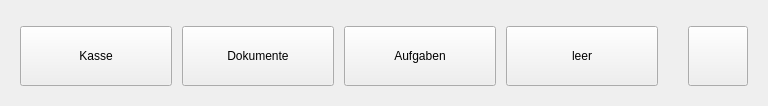
This is src/ui/qrkhome.ui in todvora/qrk-registrier-kasse as Qt 5 draws it before an edit. The edited form follows.
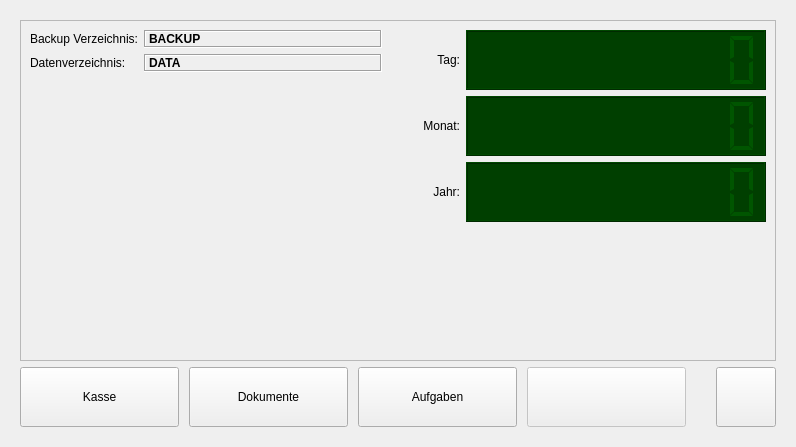
This is the edited form. Icons and pictures are not drawn.

```diff
--- a/src/ui/qrkhome.ui
+++ b/src/ui/qrkhome.ui
@@ -6,8 +6,8 @@
    <rect>
     <x>0</x>
     <y>0</y>
-    <width>768</width>
-    <height>102</height>
+    <width>796</width>
+    <height>447</height>
    </rect>
   </property>
   <property name="windowTitle">
@@ -17,24 +17,916 @@
    <iconset resource="../qrk.qrc">
     <normaloff>:/icons/logo.png</normaloff>:/icons/logo.png</iconset>
   </property>
-  <layout class="QGridLayout" name="gridLayout_3">
-   <item row="0" column="0">
+  <layout class="QHBoxLayout" name="horizontalLayout_9">
+   <item>
     <widget class="QFrame" name="frame">
-     <layout class="QVBoxLayout" name="verticalLayout">
+     <layout class="QGridLayout" name="gridLayout">
+      <item row="0" column="0">
+       <layout class="QVBoxLayout" name="verticalLayout_2">
       <item>
-       <widget class="QFrame" name="mainFrame">
-        <property name="sizePolicy">
-         <sizepolicy hsizetype="Preferred" vsizetype="Expanding">
-          <horstretch>0</horstretch>
-          <verstretch>0</verstretch>
-         </sizepolicy>
-        </property>
+         <widget class="QFrame" name="frame_2">
         <property name="frameShape">
          <enum>QFrame::StyledPanel</enum>
         </property>
         <property name="frameShadow">
+           <enum>QFrame::Raised</enum>
+          </property>
+          <layout class="QHBoxLayout" name="horizontalLayout_10">
+           <item>
+            <layout class="QHBoxLayout" name="horizontalLayout_8">
+             <item>
+              <layout class="QHBoxLayout" name="horizontalLayout_5">
+               <item>
+                <layout class="QFormLayout" name="formLayout">
+                 <item row="0" column="0">
+                  <widget class="QLabel" name="label">
+                   <property name="text">
+                    <string>Backup Verzeichnis:</string>
+                   </property>
+                  </widget>
+                 </item>
+                 <item row="0" column="1">
+                  <layout class="QHBoxLayout" name="horizontalLayout_3">
+                   <item>
+                    <widget class="QLabel" name="backupDirLabel">
+                     <property name="sizePolicy">
+                      <sizepolicy hsizetype="Expanding" vsizetype="Preferred">
+                       <horstretch>0</horstretch>
+                       <verstretch>0</verstretch>
+                      </sizepolicy>
+                     </property>
+                     <property name="font">
+                      <font>
+                       <family>Arial</family>
+                       <weight>75</weight>
+                       <bold>true</bold>
+                      </font>
+                     </property>
+                     <property name="frameShape">
+                      <enum>QFrame::Box</enum>
+                     </property>
+                     <property name="frameShadow">
          <enum>QFrame::Sunken</enum>
         </property>
+                     <property name="text">
+                      <string>BACKUP</string>
+                     </property>
+                    </widget>
+                   </item>
+                   <item>
+                    <widget class="QLabel" name="backupDirIconLabel">
+                     <property name="sizePolicy">
+                      <sizepolicy hsizetype="Preferred" vsizetype="Preferred">
+                       <horstretch>0</horstretch>
+                       <verstretch>0</verstretch>
+                      </sizepolicy>
+                     </property>
+                     <property name="autoFillBackground">
+                      <bool>false</bool>
+                     </property>
+                     <property name="frameShape">
+                      <enum>QFrame::NoFrame</enum>
+                     </property>
+                     <property name="frameShadow">
+                      <enum>QFrame::Raised</enum>
+                     </property>
+                     <property name="text">
+                      <string/>
+                     </property>
+                     <property name="pixmap">
+                      <pixmap resource="../qrk.qrc">:/icons/ok.png</pixmap>
+                     </property>
+                    </widget>
+                   </item>
+                  </layout>
+                 </item>
+                 <item row="1" column="0">
+                  <widget class="QLabel" name="label_2">
+                   <property name="text">
+                    <string>Datenverzeichnis:</string>
+                   </property>
+                  </widget>
+                 </item>
+                 <item row="1" column="1">
+                  <layout class="QHBoxLayout" name="horizontalLayout_4">
+                   <item>
+                    <widget class="QLabel" name="dataDirlabel">
+                     <property name="sizePolicy">
+                      <sizepolicy hsizetype="Expanding" vsizetype="Preferred">
+                       <horstretch>0</horstretch>
+                       <verstretch>0</verstretch>
+                      </sizepolicy>
+                     </property>
+                     <property name="font">
+                      <font>
+                       <family>Arial</family>
+                       <weight>75</weight>
+                       <bold>true</bold>
+                      </font>
+                     </property>
+                     <property name="frameShape">
+                      <enum>QFrame::Box</enum>
+                     </property>
+                     <property name="frameShadow">
+                      <enum>QFrame::Sunken</enum>
+                     </property>
+                     <property name="text">
+                      <string>DATA</string>
+                     </property>
+                    </widget>
+                   </item>
+                   <item>
+                    <widget class="QLabel" name="dataDirIconLabel">
+                     <property name="sizePolicy">
+                      <sizepolicy hsizetype="Preferred" vsizetype="Preferred">
+                       <horstretch>0</horstretch>
+                       <verstretch>0</verstretch>
+                      </sizepolicy>
+                     </property>
+                     <property name="frameShape">
+                      <enum>QFrame::NoFrame</enum>
+                     </property>
+                     <property name="frameShadow">
+                      <enum>QFrame::Raised</enum>
+                     </property>
+                     <property name="text">
+                      <string/>
+                     </property>
+                     <property name="pixmap">
+                      <pixmap resource="../qrk.qrc">:/icons/ok.png</pixmap>
+                     </property>
+                    </widget>
+                   </item>
+                  </layout>
+                 </item>
+                </layout>
+               </item>
+              </layout>
+             </item>
+             <item>
+              <layout class="QVBoxLayout" name="verticalLayout">
+               <item>
+                <layout class="QHBoxLayout" name="horizontalLayout">
+                 <item>
+                  <widget class="QLabel" name="label_3">
+                   <property name="sizePolicy">
+                    <sizepolicy hsizetype="Expanding" vsizetype="Preferred">
+                     <horstretch>0</horstretch>
+                     <verstretch>0</verstretch>
+                    </sizepolicy>
+                   </property>
+                   <property name="text">
+                    <string>Tag:</string>
+                   </property>
+                   <property name="alignment">
+                    <set>Qt::AlignRight|Qt::AlignTrailing|Qt::AlignVCenter</set>
+                   </property>
+                  </widget>
+                 </item>
+                 <item>
+                  <widget class="QLCDNumber" name="lcdNumberDay">
+                   <property name="sizePolicy">
+                    <sizepolicy hsizetype="Expanding" vsizetype="Minimum">
+                     <horstretch>0</horstretch>
+                     <verstretch>0</verstretch>
+                    </sizepolicy>
+                   </property>
+                   <property name="minimumSize">
+                    <size>
+                     <width>300</width>
+                     <height>60</height>
+                    </size>
+                   </property>
+                   <property name="palette">
+                    <palette>
+                     <active>
+                      <colorrole role="WindowText">
+                       <brush brushstyle="SolidPattern">
+                        <color alpha="255">
+                         <red>0</red>
+                         <green>85</green>
+                         <blue>0</blue>
+                        </color>
+                       </brush>
+                      </colorrole>
+                      <colorrole role="Button">
+                       <brush brushstyle="SolidPattern">
+                        <color alpha="255">
+                         <red>0</red>
+                         <green>63</green>
+                         <blue>0</blue>
+                        </color>
+                       </brush>
+                      </colorrole>
+                      <colorrole role="Light">
+                       <brush brushstyle="SolidPattern">
+                        <color alpha="255">
+                         <red>0</red>
+                         <green>170</green>
+                         <blue>0</blue>
+                        </color>
+                       </brush>
+                      </colorrole>
+                      <colorrole role="Text">
+                       <brush brushstyle="SolidPattern">
+                        <color alpha="255">
+                         <red>0</red>
+                         <green>85</green>
+                         <blue>0</blue>
+                        </color>
+                       </brush>
+                      </colorrole>
+                      <colorrole role="ButtonText">
+                       <brush brushstyle="SolidPattern">
+                        <color alpha="255">
+                         <red>0</red>
+                         <green>85</green>
+                         <blue>0</blue>
+                        </color>
+                       </brush>
+                      </colorrole>
+                      <colorrole role="Base">
+                       <brush brushstyle="SolidPattern">
+                        <color alpha="255">
+                         <red>0</red>
+                         <green>63</green>
+                         <blue>0</blue>
+                        </color>
+                       </brush>
+                      </colorrole>
+                      <colorrole role="Window">
+                       <brush brushstyle="SolidPattern">
+                        <color alpha="255">
+                         <red>0</red>
+                         <green>63</green>
+                         <blue>0</blue>
+                        </color>
+                       </brush>
+                      </colorrole>
+                     </active>
+                     <inactive>
+                      <colorrole role="WindowText">
+                       <brush brushstyle="SolidPattern">
+                        <color alpha="255">
+                         <red>0</red>
+                         <green>85</green>
+                         <blue>0</blue>
+                        </color>
+                       </brush>
+                      </colorrole>
+                      <colorrole role="Button">
+                       <brush brushstyle="SolidPattern">
+                        <color alpha="255">
+                         <red>0</red>
+                         <green>63</green>
+                         <blue>0</blue>
+                        </color>
+                       </brush>
+                      </colorrole>
+                      <colorrole role="Light">
+                       <brush brushstyle="SolidPattern">
+                        <color alpha="255">
+                         <red>0</red>
+                         <green>170</green>
+                         <blue>0</blue>
+                        </color>
+                       </brush>
+                      </colorrole>
+                      <colorrole role="Text">
+                       <brush brushstyle="SolidPattern">
+                        <color alpha="255">
+                         <red>0</red>
+                         <green>85</green>
+                         <blue>0</blue>
+                        </color>
+                       </brush>
+                      </colorrole>
+                      <colorrole role="ButtonText">
+                       <brush brushstyle="SolidPattern">
+                        <color alpha="255">
+                         <red>0</red>
+                         <green>85</green>
+                         <blue>0</blue>
+                        </color>
+                       </brush>
+                      </colorrole>
+                      <colorrole role="Base">
+                       <brush brushstyle="SolidPattern">
+                        <color alpha="255">
+                         <red>0</red>
+                         <green>63</green>
+                         <blue>0</blue>
+                        </color>
+                       </brush>
+                      </colorrole>
+                      <colorrole role="Window">
+                       <brush brushstyle="SolidPattern">
+                        <color alpha="255">
+                         <red>0</red>
+                         <green>63</green>
+                         <blue>0</blue>
+                        </color>
+                       </brush>
+                      </colorrole>
+                     </inactive>
+                     <disabled>
+                      <colorrole role="WindowText">
+                       <brush brushstyle="SolidPattern">
+                        <color alpha="255">
+                         <red>0</red>
+                         <green>85</green>
+                         <blue>0</blue>
+                        </color>
+                       </brush>
+                      </colorrole>
+                      <colorrole role="Button">
+                       <brush brushstyle="SolidPattern">
+                        <color alpha="255">
+                         <red>0</red>
+                         <green>63</green>
+                         <blue>0</blue>
+                        </color>
+                       </brush>
+                      </colorrole>
+                      <colorrole role="Light">
+                       <brush brushstyle="SolidPattern">
+                        <color alpha="255">
+                         <red>0</red>
+                         <green>170</green>
+                         <blue>0</blue>
+                        </color>
+                       </brush>
+                      </colorrole>
+                      <colorrole role="Text">
+                       <brush brushstyle="SolidPattern">
+                        <color alpha="255">
+                         <red>0</red>
+                         <green>85</green>
+                         <blue>0</blue>
+                        </color>
+                       </brush>
+                      </colorrole>
+                      <colorrole role="ButtonText">
+                       <brush brushstyle="SolidPattern">
+                        <color alpha="255">
+                         <red>0</red>
+                         <green>85</green>
+                         <blue>0</blue>
+                        </color>
+                       </brush>
+                      </colorrole>
+                      <colorrole role="Base">
+                       <brush brushstyle="SolidPattern">
+                        <color alpha="255">
+                         <red>0</red>
+                         <green>63</green>
+                         <blue>0</blue>
+                        </color>
+                       </brush>
+                      </colorrole>
+                      <colorrole role="Window">
+                       <brush brushstyle="SolidPattern">
+                        <color alpha="255">
+                         <red>0</red>
+                         <green>63</green>
+                         <blue>0</blue>
+                        </color>
+                       </brush>
+                      </colorrole>
+                     </disabled>
+                    </palette>
+                   </property>
+                   <property name="styleSheet">
+                    <string notr="true">QLCDNumber{
+	color: rgb(0, 85, 0);
+	background-color: rgb(0, 63, 0);
+}</string>
+                   </property>
+                   <property name="smallDecimalPoint">
+                    <bool>false</bool>
+                   </property>
+                   <property name="digitCount">
+                    <number>10</number>
+                   </property>
+                   <property name="segmentStyle">
+                    <enum>QLCDNumber::Flat</enum>
+                   </property>
+                  </widget>
+                 </item>
+                </layout>
+               </item>
+               <item>
+                <layout class="QHBoxLayout" name="horizontalLayout_6">
+                 <item>
+                  <widget class="QLabel" name="label_4">
+                   <property name="sizePolicy">
+                    <sizepolicy hsizetype="Expanding" vsizetype="Preferred">
+                     <horstretch>0</horstretch>
+                     <verstretch>0</verstretch>
+                    </sizepolicy>
+                   </property>
+                   <property name="text">
+                    <string>Monat:</string>
+                   </property>
+                   <property name="alignment">
+                    <set>Qt::AlignRight|Qt::AlignTrailing|Qt::AlignVCenter</set>
+                   </property>
+                  </widget>
+                 </item>
+                 <item>
+                  <widget class="QLCDNumber" name="lcdNumberMonth">
+                   <property name="sizePolicy">
+                    <sizepolicy hsizetype="Expanding" vsizetype="Minimum">
+                     <horstretch>0</horstretch>
+                     <verstretch>0</verstretch>
+                    </sizepolicy>
+                   </property>
+                   <property name="minimumSize">
+                    <size>
+                     <width>300</width>
+                     <height>60</height>
+                    </size>
+                   </property>
+                   <property name="palette">
+                    <palette>
+                     <active>
+                      <colorrole role="WindowText">
+                       <brush brushstyle="SolidPattern">
+                        <color alpha="255">
+                         <red>0</red>
+                         <green>85</green>
+                         <blue>0</blue>
+                        </color>
+                       </brush>
+                      </colorrole>
+                      <colorrole role="Button">
+                       <brush brushstyle="SolidPattern">
+                        <color alpha="255">
+                         <red>0</red>
+                         <green>63</green>
+                         <blue>0</blue>
+                        </color>
+                       </brush>
+                      </colorrole>
+                      <colorrole role="Light">
+                       <brush brushstyle="SolidPattern">
+                        <color alpha="255">
+                         <red>0</red>
+                         <green>170</green>
+                         <blue>0</blue>
+                        </color>
+                       </brush>
+                      </colorrole>
+                      <colorrole role="Text">
+                       <brush brushstyle="SolidPattern">
+                        <color alpha="255">
+                         <red>0</red>
+                         <green>85</green>
+                         <blue>0</blue>
+                        </color>
+                       </brush>
+                      </colorrole>
+                      <colorrole role="ButtonText">
+                       <brush brushstyle="SolidPattern">
+                        <color alpha="255">
+                         <red>0</red>
+                         <green>85</green>
+                         <blue>0</blue>
+                        </color>
+                       </brush>
+                      </colorrole>
+                      <colorrole role="Base">
+                       <brush brushstyle="SolidPattern">
+                        <color alpha="255">
+                         <red>0</red>
+                         <green>63</green>
+                         <blue>0</blue>
+                        </color>
+                       </brush>
+                      </colorrole>
+                      <colorrole role="Window">
+                       <brush brushstyle="SolidPattern">
+                        <color alpha="255">
+                         <red>0</red>
+                         <green>63</green>
+                         <blue>0</blue>
+                        </color>
+                       </brush>
+                      </colorrole>
+                     </active>
+                     <inactive>
+                      <colorrole role="WindowText">
+                       <brush brushstyle="SolidPattern">
+                        <color alpha="255">
+                         <red>0</red>
+                         <green>85</green>
+                         <blue>0</blue>
+                        </color>
+                       </brush>
+                      </colorrole>
+                      <colorrole role="Button">
+                       <brush brushstyle="SolidPattern">
+                        <color alpha="255">
+                         <red>0</red>
+                         <green>63</green>
+                         <blue>0</blue>
+                        </color>
+                       </brush>
+                      </colorrole>
+                      <colorrole role="Light">
+                       <brush brushstyle="SolidPattern">
+                        <color alpha="255">
+                         <red>0</red>
+                         <green>170</green>
+                         <blue>0</blue>
+                        </color>
+                       </brush>
+                      </colorrole>
+                      <colorrole role="Text">
+                       <brush brushstyle="SolidPattern">
+                        <color alpha="255">
+                         <red>0</red>
+                         <green>85</green>
+                         <blue>0</blue>
+                        </color>
+                       </brush>
+                      </colorrole>
+                      <colorrole role="ButtonText">
+                       <brush brushstyle="SolidPattern">
+                        <color alpha="255">
+                         <red>0</red>
+                         <green>85</green>
+                         <blue>0</blue>
+                        </color>
+                       </brush>
+                      </colorrole>
+                      <colorrole role="Base">
+                       <brush brushstyle="SolidPattern">
+                        <color alpha="255">
+                         <red>0</red>
+                         <green>63</green>
+                         <blue>0</blue>
+                        </color>
+                       </brush>
+                      </colorrole>
+                      <colorrole role="Window">
+                       <brush brushstyle="SolidPattern">
+                        <color alpha="255">
+                         <red>0</red>
+                         <green>63</green>
+                         <blue>0</blue>
+                        </color>
+                       </brush>
+                      </colorrole>
+                     </inactive>
+                     <disabled>
+                      <colorrole role="WindowText">
+                       <brush brushstyle="SolidPattern">
+                        <color alpha="255">
+                         <red>0</red>
+                         <green>85</green>
+                         <blue>0</blue>
+                        </color>
+                       </brush>
+                      </colorrole>
+                      <colorrole role="Button">
+                       <brush brushstyle="SolidPattern">
+                        <color alpha="255">
+                         <red>0</red>
+                         <green>63</green>
+                         <blue>0</blue>
+                        </color>
+                       </brush>
+                      </colorrole>
+                      <colorrole role="Light">
+                       <brush brushstyle="SolidPattern">
+                        <color alpha="255">
+                         <red>0</red>
+                         <green>170</green>
+                         <blue>0</blue>
+                        </color>
+                       </brush>
+                      </colorrole>
+                      <colorrole role="Text">
+                       <brush brushstyle="SolidPattern">
+                        <color alpha="255">
+                         <red>0</red>
+                         <green>85</green>
+                         <blue>0</blue>
+                        </color>
+                       </brush>
+                      </colorrole>
+                      <colorrole role="ButtonText">
+                       <brush brushstyle="SolidPattern">
+                        <color alpha="255">
+                         <red>0</red>
+                         <green>85</green>
+                         <blue>0</blue>
+                        </color>
+                       </brush>
+                      </colorrole>
+                      <colorrole role="Base">
+                       <brush brushstyle="SolidPattern">
+                        <color alpha="255">
+                         <red>0</red>
+                         <green>63</green>
+                         <blue>0</blue>
+                        </color>
+                       </brush>
+                      </colorrole>
+                      <colorrole role="Window">
+                       <brush brushstyle="SolidPattern">
+                        <color alpha="255">
+                         <red>0</red>
+                         <green>63</green>
+                         <blue>0</blue>
+                        </color>
+                       </brush>
+                      </colorrole>
+                     </disabled>
+                    </palette>
+                   </property>
+                   <property name="styleSheet">
+                    <string notr="true">QLCDNumber{color: rgb(0, 85, 0);background-color: rgb(0, 63, 0);}</string>
+                   </property>
+                   <property name="smallDecimalPoint">
+                    <bool>false</bool>
+                   </property>
+                   <property name="digitCount">
+                    <number>10</number>
+                   </property>
+                   <property name="segmentStyle">
+                    <enum>QLCDNumber::Flat</enum>
+                   </property>
+                  </widget>
+                 </item>
+                </layout>
+               </item>
+               <item>
+                <layout class="QHBoxLayout" name="horizontalLayout_7">
+                 <item>
+                  <widget class="QLabel" name="label_5">
+                   <property name="sizePolicy">
+                    <sizepolicy hsizetype="Expanding" vsizetype="Preferred">
+                     <horstretch>0</horstretch>
+                     <verstretch>0</verstretch>
+                    </sizepolicy>
+                   </property>
+                   <property name="text">
+                    <string>Jahr:</string>
+                   </property>
+                   <property name="alignment">
+                    <set>Qt::AlignRight|Qt::AlignTrailing|Qt::AlignVCenter</set>
+                   </property>
+                  </widget>
+                 </item>
+                 <item>
+                  <widget class="QLCDNumber" name="lcdNumberYear">
+                   <property name="sizePolicy">
+                    <sizepolicy hsizetype="Expanding" vsizetype="Minimum">
+                     <horstretch>0</horstretch>
+                     <verstretch>0</verstretch>
+                    </sizepolicy>
+                   </property>
+                   <property name="minimumSize">
+                    <size>
+                     <width>300</width>
+                     <height>60</height>
+                    </size>
+                   </property>
+                   <property name="palette">
+                    <palette>
+                     <active>
+                      <colorrole role="WindowText">
+                       <brush brushstyle="SolidPattern">
+                        <color alpha="255">
+                         <red>0</red>
+                         <green>85</green>
+                         <blue>0</blue>
+                        </color>
+                       </brush>
+                      </colorrole>
+                      <colorrole role="Button">
+                       <brush brushstyle="SolidPattern">
+                        <color alpha="255">
+                         <red>0</red>
+                         <green>63</green>
+                         <blue>0</blue>
+                        </color>
+                       </brush>
+                      </colorrole>
+                      <colorrole role="Light">
+                       <brush brushstyle="SolidPattern">
+                        <color alpha="255">
+                         <red>0</red>
+                         <green>170</green>
+                         <blue>0</blue>
+                        </color>
+                       </brush>
+                      </colorrole>
+                      <colorrole role="Text">
+                       <brush brushstyle="SolidPattern">
+                        <color alpha="255">
+                         <red>0</red>
+                         <green>85</green>
+                         <blue>0</blue>
+                        </color>
+                       </brush>
+                      </colorrole>
+                      <colorrole role="ButtonText">
+                       <brush brushstyle="SolidPattern">
+                        <color alpha="255">
+                         <red>0</red>
+                         <green>85</green>
+                         <blue>0</blue>
+                        </color>
+                       </brush>
+                      </colorrole>
+                      <colorrole role="Base">
+                       <brush brushstyle="SolidPattern">
+                        <color alpha="255">
+                         <red>0</red>
+                         <green>63</green>
+                         <blue>0</blue>
+                        </color>
+                       </brush>
+                      </colorrole>
+                      <colorrole role="Window">
+                       <brush brushstyle="SolidPattern">
+                        <color alpha="255">
+                         <red>0</red>
+                         <green>63</green>
+                         <blue>0</blue>
+                        </color>
+                       </brush>
+                      </colorrole>
+                     </active>
+                     <inactive>
+                      <colorrole role="WindowText">
+                       <brush brushstyle="SolidPattern">
+                        <color alpha="255">
+                         <red>0</red>
+                         <green>85</green>
+                         <blue>0</blue>
+                        </color>
+                       </brush>
+                      </colorrole>
+                      <colorrole role="Button">
+                       <brush brushstyle="SolidPattern">
+                        <color alpha="255">
+                         <red>0</red>
+                         <green>63</green>
+                         <blue>0</blue>
+                        </color>
+                       </brush>
+                      </colorrole>
+                      <colorrole role="Light">
+                       <brush brushstyle="SolidPattern">
+                        <color alpha="255">
+                         <red>0</red>
+                         <green>170</green>
+                         <blue>0</blue>
+                        </color>
+                       </brush>
+                      </colorrole>
+                      <colorrole role="Text">
+                       <brush brushstyle="SolidPattern">
+                        <color alpha="255">
+                         <red>0</red>
+                         <green>85</green>
+                         <blue>0</blue>
+                        </color>
+                       </brush>
+                      </colorrole>
+                      <colorrole role="ButtonText">
+                       <brush brushstyle="SolidPattern">
+                        <color alpha="255">
+                         <red>0</red>
+                         <green>85</green>
+                         <blue>0</blue>
+                        </color>
+                       </brush>
+                      </colorrole>
+                      <colorrole role="Base">
+                       <brush brushstyle="SolidPattern">
+                        <color alpha="255">
+                         <red>0</red>
+                         <green>63</green>
+                         <blue>0</blue>
+                        </color>
+                       </brush>
+                      </colorrole>
+                      <colorrole role="Window">
+                       <brush brushstyle="SolidPattern">
+                        <color alpha="255">
+                         <red>0</red>
+                         <green>63</green>
+                         <blue>0</blue>
+                        </color>
+                       </brush>
+                      </colorrole>
+                     </inactive>
+                     <disabled>
+                      <colorrole role="WindowText">
+                       <brush brushstyle="SolidPattern">
+                        <color alpha="255">
+                         <red>0</red>
+                         <green>85</green>
+                         <blue>0</blue>
+                        </color>
+                       </brush>
+                      </colorrole>
+                      <colorrole role="Button">
+                       <brush brushstyle="SolidPattern">
+                        <color alpha="255">
+                         <red>0</red>
+                         <green>63</green>
+                         <blue>0</blue>
+                        </color>
+                       </brush>
+                      </colorrole>
+                      <colorrole role="Light">
+                       <brush brushstyle="SolidPattern">
+                        <color alpha="255">
+                         <red>0</red>
+                         <green>170</green>
+                         <blue>0</blue>
+                        </color>
+                       </brush>
+                      </colorrole>
+                      <colorrole role="Text">
+                       <brush brushstyle="SolidPattern">
+                        <color alpha="255">
+                         <red>0</red>
+                         <green>85</green>
+                         <blue>0</blue>
+                        </color>
+                       </brush>
+                      </colorrole>
+                      <colorrole role="ButtonText">
+                       <brush brushstyle="SolidPattern">
+                        <color alpha="255">
+                         <red>0</red>
+                         <green>85</green>
+                         <blue>0</blue>
+                        </color>
+                       </brush>
+                      </colorrole>
+                      <colorrole role="Base">
+                       <brush brushstyle="SolidPattern">
+                        <color alpha="255">
+                         <red>0</red>
+                         <green>63</green>
+                         <blue>0</blue>
+                        </color>
+                       </brush>
+                      </colorrole>
+                      <colorrole role="Window">
+                       <brush brushstyle="SolidPattern">
+                        <color alpha="255">
+                         <red>0</red>
+                         <green>63</green>
+                         <blue>0</blue>
+                        </color>
+                       </brush>
+                      </colorrole>
+                     </disabled>
+                    </palette>
+                   </property>
+                   <property name="styleSheet">
+                    <string notr="true">QLCDNumber{color: rgb(0, 85, 0);background-color: rgb(0, 63, 0);}</string>
+                   </property>
+                   <property name="smallDecimalPoint">
+                    <bool>false</bool>
+                   </property>
+                   <property name="digitCount">
+                    <number>10</number>
+                   </property>
+                   <property name="segmentStyle">
+                    <enum>QLCDNumber::Flat</enum>
+                   </property>
+                  </widget>
+                 </item>
+                </layout>
+               </item>
+               <item>
+                <spacer name="verticalSpacer">
+                 <property name="orientation">
+                  <enum>Qt::Vertical</enum>
+                 </property>
+                 <property name="sizeHint" stdset="0">
+                  <size>
+                   <width>20</width>
+                   <height>40</height>
+                  </size>
+                 </property>
+                </spacer>
+               </item>
+              </layout>
+             </item>
+            </layout>
+           </item>
+          </layout>
        </widget>
       </item>
       <item>
@@ -131,6 +1023,9 @@
         </item>
         <item>
          <widget class="QPushButton" name="pushButton1">
+            <property name="enabled">
+             <bool>false</bool>
+            </property>
           <property name="sizePolicy">
            <sizepolicy hsizetype="Preferred" vsizetype="Preferred">
             <horstretch>0</horstretch>
@@ -144,7 +1039,7 @@
            </size>
           </property>
           <property name="text">
-           <string>leer</string>
+             <string/>
           </property>
           <property name="iconSize">
            <size>
@@ -201,6 +1096,8 @@
            </size>
           </property>
          </widget>
+          </item>
+         </layout>
         </item>
        </layout>
       </item>
```
Lines whose indentation alone changed are shown as unchanged.
